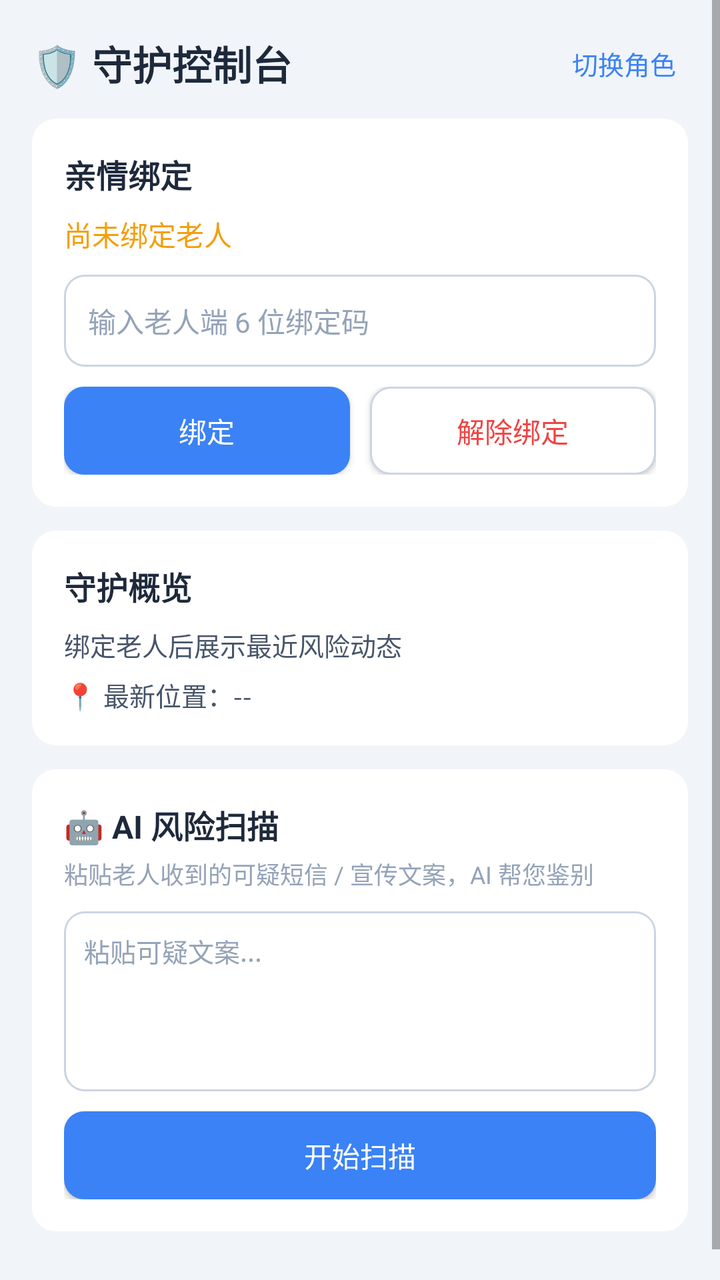
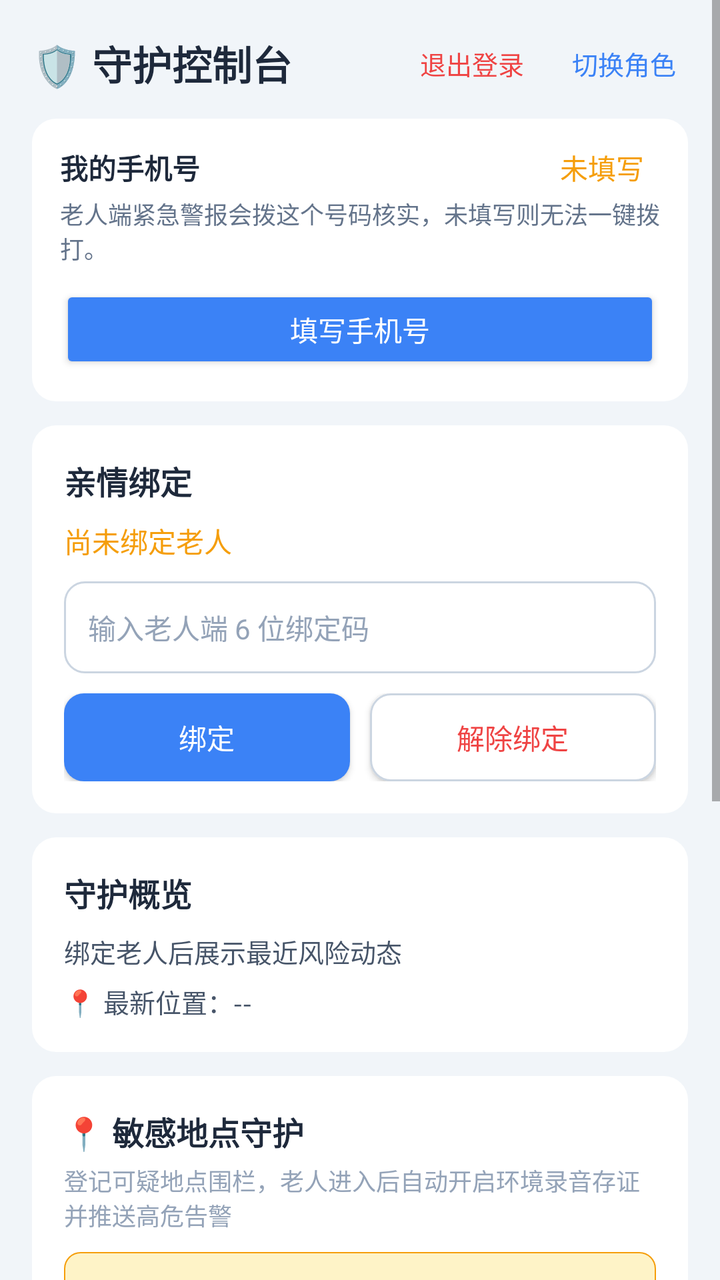

Before-and-after screenshots of an Android layout around one commit, followed by the original layout XML and the change that was made.
<!-- AndroidManifest.xml: application theme Theme.AntiFraudGuard -->
<!-- res/layout/fragment_family_dashboard.xml -->
<?xml version="1.0" encoding="utf-8"?>
<ScrollView xmlns:android="http://schemas.android.com/apk/res/android"
    android:layout_width="match_parent"
    android:layout_height="match_parent"
    android:background="#F1F5F9">

    <LinearLayout
        android:layout_width="match_parent"
        android:layout_height="wrap_content"
        android:orientation="vertical"
        android:padding="16dp">

        
        <LinearLayout
            android:layout_width="match_parent"
            android:layout_height="wrap_content"
            android:gravity="center_vertical"
            android:orientation="horizontal">

            <TextView
                android:layout_width="0dp"
                android:layout_height="wrap_content"
                android:layout_weight="1"
                android:text="🛡️ 守护控制台"
                android:textColor="#1E293B"
                android:textSize="20sp"
                android:textStyle="bold" />

            <TextView
                android:id="@+id/btn_switch_role"
                android:layout_width="wrap_content"
                android:layout_height="wrap_content"
                android:padding="6dp"
                android:text="切换角色"
                android:textColor="#3B82F6"
                android:textSize="13sp" />
        </LinearLayout>

        
        <LinearLayout
            android:layout_width="match_parent"
            android:layout_height="wrap_content"
            android:layout_marginTop="12dp"
            android:background="@drawable/bg_card"
            android:orientation="vertical"
            android:padding="16dp">

            <TextView
                android:layout_width="wrap_content"
                android:layout_height="wrap_content"
                android:text="亲情绑定"
                android:textColor="#1E293B"
                android:textSize="16sp"
                android:textStyle="bold" />

            <TextView
                android:id="@+id/tv_bind_status"
                android:layout_width="match_parent"
                android:layout_height="wrap_content"
                android:layout_marginTop="8dp"
                android:text="尚未绑定老人"
                android:textColor="#F59E0B"
                android:textSize="14sp" />

            <EditText
                android:id="@+id/et_bind_code"
                android:layout_width="match_parent"
                android:layout_height="46dp"
                android:layout_marginTop="10dp"
                android:background="@drawable/bg_input"
                android:hint="输入老人端 6 位绑定码"
                android:textColor="#1E293B"
                android:textColorHint="#94A3B8"
                android:inputType="number"
                android:maxLength="6"
                android:paddingHorizontal="12dp"
                android:textSize="14sp" />

            <LinearLayout
                android:layout_width="match_parent"
                android:layout_height="wrap_content"
                android:layout_marginTop="10dp"
                android:orientation="horizontal">

                <Button
                    android:id="@+id/btn_bind"
                    android:layout_width="0dp"
                    android:layout_height="44dp"
                    android:layout_weight="1"
                    android:background="@drawable/bg_btn_primary"
                    android:text="绑定"
                    android:textColor="#FFFFFF"
                    android:textSize="14sp" />

                <Button
                    android:id="@+id/btn_unbind"
                    android:layout_width="0dp"
                    android:layout_height="44dp"
                    android:layout_marginStart="10dp"
                    android:layout_weight="1"
                    android:background="@drawable/bg_input"
                    android:text="解除绑定"
                    android:textColor="#EF4444"
                    android:textSize="14sp" />
            </LinearLayout>
        </LinearLayout>

        
        <LinearLayout
            android:layout_width="match_parent"
            android:layout_height="wrap_content"
            android:layout_marginTop="12dp"
            android:background="@drawable/bg_card"
            android:orientation="vertical"
            android:padding="16dp">

            <TextView
                android:layout_width="wrap_content"
                android:layout_height="wrap_content"
                android:text="守护概览"
                android:textColor="#1E293B"
                android:textSize="16sp"
                android:textStyle="bold" />

            <TextView
                android:id="@+id/tv_overview_events"
                android:layout_width="match_parent"
                android:layout_height="wrap_content"
                android:layout_marginTop="8dp"
                android:lineSpacingExtra="4dp"
                android:text="绑定老人后展示最近风险动态"
                android:textColor="#475569"
                android:textSize="13sp" />

            <TextView
                android:id="@+id/tv_overview_location"
                android:layout_width="match_parent"
                android:layout_height="wrap_content"
                android:layout_marginTop="6dp"
                android:text="📍 最新位置：--"
                android:textColor="#475569"
                android:textSize="13sp" />
        </LinearLayout>

        
        <LinearLayout
            android:layout_width="match_parent"
            android:layout_height="wrap_content"
            android:layout_marginTop="12dp"
            android:layout_marginBottom="24dp"
            android:background="@drawable/bg_card"
            android:orientation="vertical"
            android:padding="16dp">

            <TextView
                android:layout_width="wrap_content"
                android:layout_height="wrap_content"
                android:text="🤖 AI 风险扫描"
                android:textColor="#1E293B"
                android:textSize="16sp"
                android:textStyle="bold" />

            <TextView
                android:layout_width="wrap_content"
                android:layout_height="wrap_content"
                android:layout_marginTop="4dp"
                android:text="粘贴老人收到的可疑短信 / 宣传文案，AI 帮您鉴别"
                android:textColor="#94A3B8"
                android:textSize="12sp" />

            <EditText
                android:id="@+id/et_scan_text"
                android:layout_width="match_parent"
                android:layout_height="90dp"
                android:layout_marginTop="10dp"
                android:background="@drawable/bg_input"
                android:gravity="top"
                android:hint="粘贴可疑文案..."
                android:textColor="#1E293B"
                android:textColorHint="#94A3B8"
                android:padding="10dp"
                android:textSize="13sp" />

            <Button
                android:id="@+id/btn_scan"
                android:layout_width="match_parent"
                android:layout_height="44dp"
                android:layout_marginTop="10dp"
                android:background="@drawable/bg_btn_primary"
                android:text="开始扫描"
                android:textColor="#FFFFFF"
                android:textSize="14sp" />

            <TextView
                android:id="@+id/tv_scan_result"
                android:layout_width="match_parent"
                android:layout_height="wrap_content"
                android:layout_marginTop="10dp"
                android:lineSpacingExtra="4dp"
                android:textColor="#475569"
                android:textSize="13sp"
                android:visibility="gone" />
        </LinearLayout>

    </LinearLayout>
</ScrollView>
<!-- resources referenced by this layout -->
<resources>
  <!-- drawable bg_btn_primary (drawable) -->
  <?xml version="1.0" encoding="utf-8"?>
  <shape xmlns:android="http://schemas.android.com/apk/res/android" android:shape="rectangle">
      <solid android:color="#3B82F6" />
      <corners android:radius="10dp" />
  </shape>
  <!-- drawable bg_card (drawable) -->
  <?xml version="1.0" encoding="utf-8"?>
  <shape xmlns:android="http://schemas.android.com/apk/res/android" android:shape="rectangle">
      <solid android:color="#FFFFFF" />
      <corners android:radius="12dp" />
  </shape>
  <!-- drawable bg_input (drawable) -->
  <?xml version="1.0" encoding="utf-8"?>
  <shape xmlns:android="http://schemas.android.com/apk/res/android" android:shape="rectangle">
      <solid android:color="#FFFFFF" />
      <corners android:radius="10dp" />
      <stroke android:width="1dp" android:color="#CBD5E1" />
  </shape>
  <style name="Theme.AntiFraudGuard" parent="Theme.MaterialComponents.DayNight.NoActionBar">
          
          <item name="colorPrimary">@color/blue_500</item>
          <item name="colorPrimaryVariant">@color/blue_700</item>
          <item name="colorOnPrimary">@color/white</item>
          
          <item name="colorSecondary">@color/emerald_500</item>
          <item name="colorSecondaryVariant">@color/emerald_700</item>
          <item name="colorOnSecondary">@color/white</item>
          
          <item name="android:statusBarColor">#0F172A</item>
          <item name="android:windowBackground">#0F172A</item>
      </style>
  <color name="blue_500">#3B82F6</color>
  <color name="blue_700">#1D4ED8</color>
  <color name="white">#FFFFFFFF</color>
  <color name="emerald_500">#10B981</color>
  <color name="emerald_700">#047857</color>
</resources>

<!-- the commit's change to res/layout/fragment_family_dashboard.xml (unified diff, before → after) -->
@@ -27,6 +27,16 @@
                 android:textStyle="bold" />
 
             <TextView
+                android:id="@+id/btn_logout"
+                android:layout_width="wrap_content"
+                android:layout_height="wrap_content"
+                android:layout_marginEnd="12dp"
+                android:padding="6dp"
+                android:text="退出登录"
+                android:textColor="#EF4444"
+                android:textSize="13sp" />
+
+            <TextView
                 android:id="@+id/btn_switch_role"
                 android:layout_width="wrap_content"
                 android:layout_height="wrap_content"
@@ -34,6 +44,90 @@
                 android:text="切换角色"
                 android:textColor="#3B82F6"
                 android:textSize="13sp" />
+        </LinearLayout>
+
+        
+        <LinearLayout
+            android:id="@+id/ll_my_mobile"
+            android:layout_width="match_parent"
+            android:layout_height="wrap_content"
+            android:layout_marginTop="12dp"
+            android:background="@drawable/bg_card"
+            android:orientation="vertical"
+            android:padding="14dp">
+
+            <LinearLayout
+                android:layout_width="match_parent"
+                android:layout_height="wrap_content"
+                android:gravity="center_vertical"
+                android:orientation="horizontal">
+
+                <TextView
+                    android:id="@+id/tv_my_mobile_title"
+                    android:layout_width="0dp"
+                    android:layout_height="wrap_content"
+                    android:layout_weight="1"
+                    android:text="我的手机号"
+                    android:textColor="#1E293B"
+                    android:textSize="14sp"
+                    android:textStyle="bold" />
+
+                <TextView
+                    android:id="@+id/tv_my_mobile_value"
+                    android:layout_width="wrap_content"
+                    android:layout_height="wrap_content"
+                    android:layout_marginEnd="8dp"
+                    android:text="未填写"
+                    android:textColor="#F59E0B"
+                    android:textSize="14sp" />
+            </LinearLayout>
+
+            <TextView
+                android:id="@+id/tv_my_mobile_hint"
+                android:layout_width="match_parent"
+                android:layout_height="wrap_content"
+                android:layout_marginTop="4dp"
+                android:text="老人端紧急警报会拨这个号码核实，未填写则无法一键拨打。"
+                android:textColor="#64748B"
+                android:textSize="12sp" />
+
+            <Button
+                android:id="@+id/btn_edit_mobile"
+                android:layout_width="match_parent"
+                android:layout_height="44dp"
+                android:layout_marginTop="10dp"
+                android:backgroundTint="#3B82F6"
+                android:text="填写手机号"
+                android:textColor="#FFFFFF"
+                android:textSize="14sp" />
+        </LinearLayout>
+
+        
+        <LinearLayout
+            android:id="@+id/ll_mobile_missing"
+            android:layout_width="match_parent"
+            android:layout_height="wrap_content"
+            android:layout_marginTop="12dp"
+            android:background="#FEF3C7"
+            android:orientation="vertical"
+            android:padding="14dp"
+            android:visibility="gone">
+
+            <TextView
+                android:layout_width="match_parent"
+                android:layout_height="wrap_content"
+                android:text="⚠️ 尚未完善你的手机号"
+                android:textColor="#92400E"
+                android:textSize="14sp"
+                android:textStyle="bold" />
+
+            <TextView
+                android:layout_width="match_parent"
+                android:layout_height="wrap_content"
+                android:layout_marginTop="4dp"
+                android:text="老人端紧急警报需要用它才能一键拨给你核实，没填等于功能失效。"
+                android:textColor="#B45309"
+                android:textSize="12sp" />
         </LinearLayout>
 
         
@@ -147,6 +241,53 @@
             android:layout_width="match_parent"
             android:layout_height="wrap_content"
             android:layout_marginTop="12dp"
+            android:background="@drawable/bg_card"
+            android:orientation="vertical"
+            android:padding="16dp">
+
+            <TextView
+                android:layout_width="wrap_content"
+                android:layout_height="wrap_content"
+                android:text="📍 敏感地点守护"
+                android:textColor="#1E293B"
+                android:textSize="16sp"
+                android:textStyle="bold" />
+
+            <TextView
+                android:layout_width="wrap_content"
+                android:layout_height="wrap_content"
+                android:layout_marginTop="4dp"
+                android:text="登记可疑地点围栏，老人进入后自动开启环境录音存证并推送高危告警"
+                android:textColor="#94A3B8"
+                android:textSize="12sp" />
+
+            <TextView
+                android:id="@+id/tv_geofence_summary"
+                android:layout_width="match_parent"
+                android:layout_height="wrap_content"
+                android:layout_marginTop="10dp"
+                android:background="@drawable/bg_geofence_summary"
+                android:padding="12dp"
+                android:text="正在读取已登记的敏感地点…"
+                android:textColor="#1E293B"
+                android:textSize="13sp" />
+
+            <Button
+                android:id="@+id/btn_geofence"
+                android:layout_width="match_parent"
+                android:layout_height="44dp"
+                android:layout_marginTop="10dp"
+                android:background="@drawable/bg_btn_primary"
+                android:text="配置敏感地点围栏"
+                android:textColor="#FFFFFF"
+                android:textSize="14sp" />
+        </LinearLayout>
+
+        
+        <LinearLayout
+            android:layout_width="match_parent"
+            android:layout_height="wrap_content"
+            android:layout_marginTop="12dp"
             android:layout_marginBottom="24dp"
             android:background="@drawable/bg_card"
             android:orientation="vertical"
<!-- resource entries referenced after the edit -->
@@ -11,6 +11,16 @@
   <shape xmlns:android="http://schemas.android.com/apk/res/android" android:shape="rectangle">
       <solid android:color="#FFFFFF" />
       <corners android:radius="12dp" />
+  </shape>
+  <!-- drawable bg_geofence_summary (drawable) -->
+  <?xml version="1.0" encoding="utf-8"?>
+  <shape xmlns:android="http://schemas.android.com/apk/res/android"
+      android:shape="rectangle">
+      <solid android:color="#FEF3C7" />
+      <corners android:radius="8dp" />
+      <stroke
+          android:width="0.5dp"
+          android:color="#F59E0B" />
   </shape>
   <!-- drawable bg_input (drawable) -->
   <?xml version="1.0" encoding="utf-8"?>
